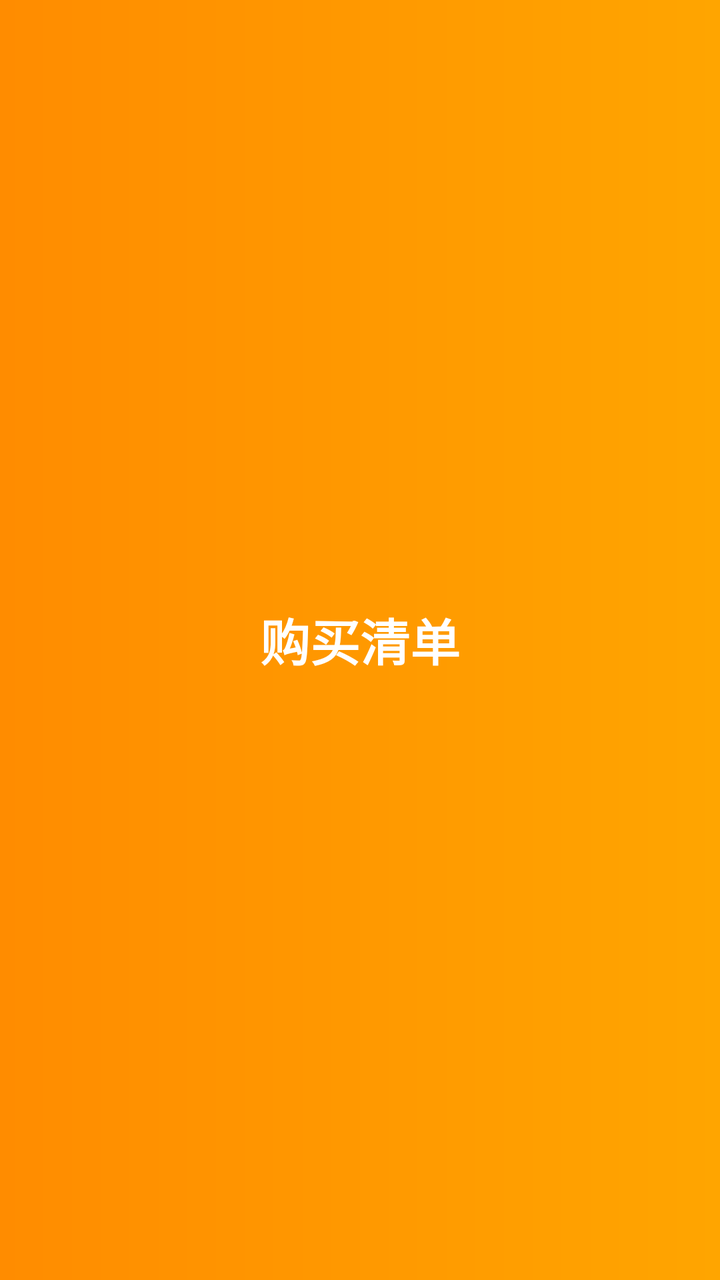
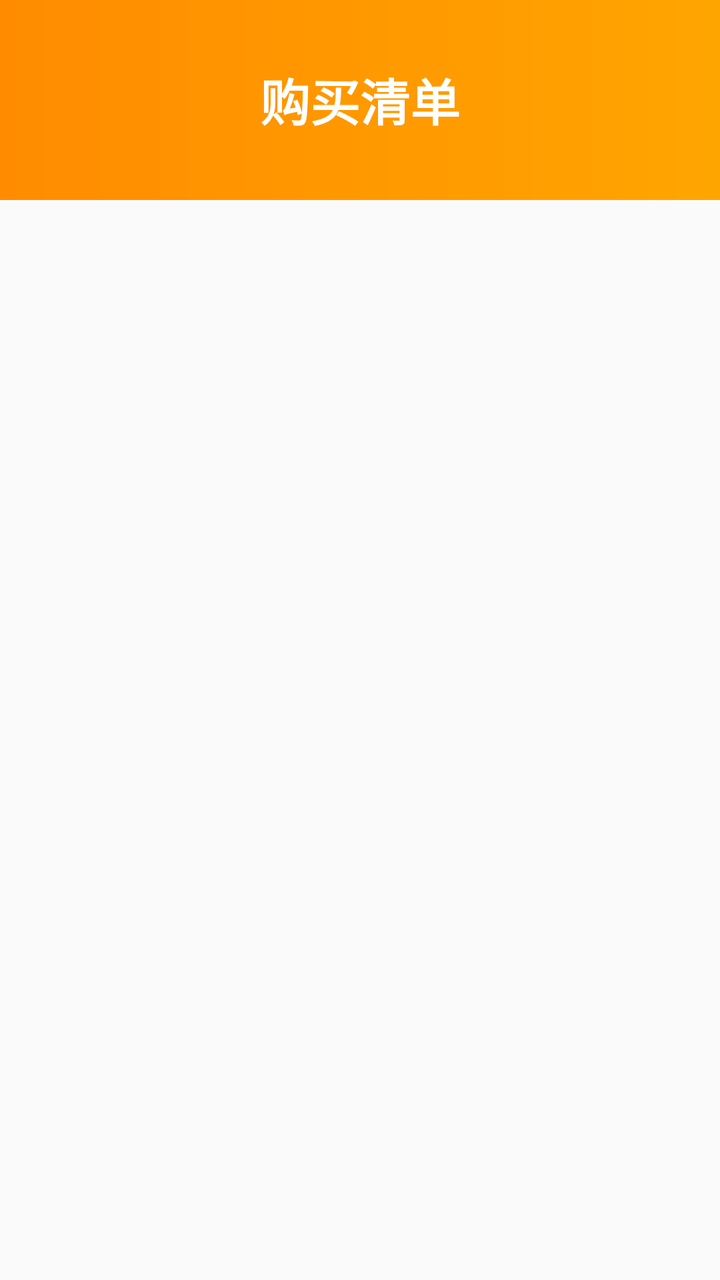

The first picture is an Android layout as it rendered before a commit; the second is the same layout after the commit. The layout source and the unified diff follow.
<!-- AndroidManifest.xml: application theme Theme.Kitchenmanager -->
<!-- res/layout/nav_header.xml -->
<?xml version="1.0" encoding="utf-8"?>
<LinearLayout xmlns:android="http://schemas.android.com/apk/res/android"
    android:layout_width="match_parent"
    android:layout_height="100dp"
    android:background="@drawable/bg_nav_header"
    android:gravity="bottom"
    android:orientation="vertical"
    android:padding="24dp">


    <TextView
        android:id="@+id/textView"
        android:layout_width="match_parent"
        android:layout_height="match_parent"
        android:text="购买清单"
        android:textColor="#FFFFFF"
        android:textSize="25dp"
        android:textStyle="bold"
        android:gravity="center"/>
</LinearLayout>
<!-- resources referenced by this layout -->
<resources>
  <!-- drawable bg_nav_header (drawable) -->
  <?xml version="1.0" encoding="utf-8"?>
  <shape xmlns:android="http://schemas.android.com/apk/res/android"
      android:shape="rectangle">
      <gradient
          android:startColor="#FF8C00"
          android:endColor="#FFA500"
          android:type="linear" />
  </shape>
  <style name="Theme.Kitchenmanager" parent="Base.Theme.Kitchenmanager" />
  <style name="Base.Theme.Kitchenmanager" parent="Theme.MaterialComponents.DayNight.NoActionBar.Bridge">
          
          
      </style>
</resources>

<!-- the commit's change to res/layout/nav_header.xml (unified diff, before → after) -->
@@ -1,20 +1,119 @@
 <?xml version="1.0" encoding="utf-8"?>
-<LinearLayout xmlns:android="http://schemas.android.com/apk/res/android"
+<FrameLayout xmlns:app="http://schemas.android.com/apk/res-auto"
+    xmlns:tools="http://schemas.android.com/tools"
+    xmlns:android="http://schemas.android.com/apk/res/android"
     android:layout_width="match_parent"
-    android:layout_height="100dp"
-    android:background="@drawable/bg_nav_header"
-    android:gravity="bottom"
-    android:orientation="vertical"
-    android:padding="24dp">
+    android:layout_height="match_parent">
 
+    <LinearLayout xmlns:android="http://schemas.android.com/apk/res/android"
+        android:layout_width="match_parent"
+        android:layout_height="100dp"
+        xmlns:tools="http://schemas.android.com/tools"
+        xmlns:app="http://schemas.android.com/apk/res-auto"
+        android:background="@drawable/bg_nav_header"
+        android:gravity="bottom"
+        android:orientation="vertical"
+        android:padding="24dp">
 
-    <TextView
-        android:id="@+id/textView"
+        <TextView
+            android:id="@+id/textView"
+            android:layout_width="match_parent"
+            android:layout_height="match_parent"
+            android:gravity="center"
+            android:text="购买清单"
+            android:textColor="#FFFFFF"
+            android:textSize="25dp"
+            android:textStyle="bold" />
+        </LinearLayout>
+
+    <androidx.core.widget.NestedScrollView
         android:layout_width="match_parent"
         android:layout_height="match_parent"
-        android:text="购买清单"
-        android:textColor="#FFFFFF"
-        android:textSize="25dp"
-        android:textStyle="bold"
-        android:gravity="center"/>
-</LinearLayout>
+        android:fillViewport="true">
+
+        
+        <androidx.recyclerview.widget.RecyclerView
+            android:id="@+id/tobuy"
+            android:layout_width="match_parent"
+            android:layout_height="match_parent"
+            android:layout_marginTop="100dp"
+            android:padding="8dp"
+            app:layoutManager="androidx.recyclerview.widget.GridLayoutManager"
+            app:spanCount="1"
+            tools:listitem="@layout/tobuy_card" />
+    </androidx.core.widget.NestedScrollView>
+</FrameLayout>
+<!-- res/layout/tobuy_card.xml (included above) -->
+<?xml version="1.0" encoding="utf-8"?>
+<FrameLayout xmlns:android="http://schemas.android.com/apk/res/android"
+    xmlns:app="http://schemas.android.com/apk/res-auto"
+    android:layout_width="match_parent"
+    android:layout_height="wrap_content"
+    android:layout_margin="8dp">
+
+    <androidx.cardview.widget.CardView
+        android:layout_width="match_parent"
+        android:layout_height="wrap_content"
+        android:layout_marginStart="16dp"
+        android:layout_marginEnd="16dp"
+        android:layout_marginBottom="32dp"
+        android:elevation="4dp"
+        app:cardBackgroundColor="#FFFFFF"
+        app:cardCornerRadius="16dp">
+
+        
+        <LinearLayout
+            android:layout_width="match_parent"
+            android:layout_height="118dp"
+            android:orientation="horizontal">
+
+            <ImageView
+                android:id="@+id/imageView"
+                android:layout_width="95dp"
+                android:layout_height="83dp"
+                android:layout_alignParentStart="true"
+                android:layout_alignParentTop="true"
+                android:layout_alignParentBottom="true"
+                android:layout_marginStart="9dp"
+                android:layout_marginTop="10dp"
+                android:layout_marginBottom="57dp"
+                app:srcCompat="@drawable/placeholder" />
+
+            <LinearLayout
+                android:layout_width="match_parent"
+                android:layout_height="122dp"
+                android:orientation="vertical"
+                android:padding="20dp">
+
+                
+                <TextView
+                    android:layout_width="wrap_content"
+                    android:layout_height="31dp"
+                    android:layout_alignParentTop="true"
+                    android:layout_alignParentEnd="true"
+                    android:layout_marginStart="1dp"
+                    android:layout_marginTop="3dp"
+                    android:layout_marginEnd="148dp"
+                    android:layout_toEndOf="@+id/imageView"
+                    android:text="菜谱名称"
+                    android:textColor="#FF7A00"
+                    android:textSize="18sp"
+                    android:textStyle="bold" />
+
+                
+                <TextView
+                    android:id="@+id/recipe_steps"
+                    android:layout_width="match_parent"
+                    android:layout_height="wrap_content"
+                    android:layout_marginTop="4dp"
+                    android:ellipsize="end"
+                    android:maxLines="1"
+                    android:text="材料"
+                    android:textColor="#616161"
+                    android:textSize="16sp" />
+
+            </LinearLayout>
+        </LinearLayout>
+
+    </androidx.cardview.widget.CardView>
+</FrameLayout>
<!-- resource entries referenced after the edit -->
@@ -9,6 +9,7 @@
           android:endColor="#FFA500"
           android:type="linear" />
   </shape>
+  <!-- drawable placeholder: jpg bitmap (drawable, 66309 bytes) -->
   <style name="Theme.Kitchenmanager" parent="Base.Theme.Kitchenmanager" />
   <style name="Base.Theme.Kitchenmanager" parent="Theme.MaterialComponents.DayNight.NoActionBar.Bridge">
           
